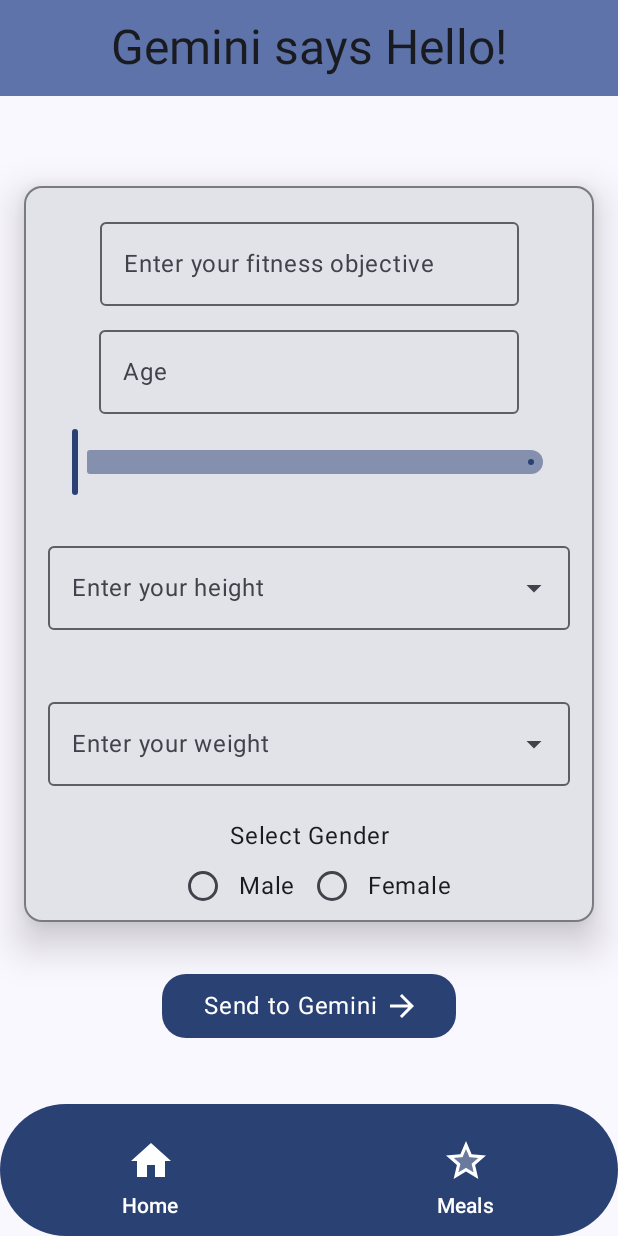
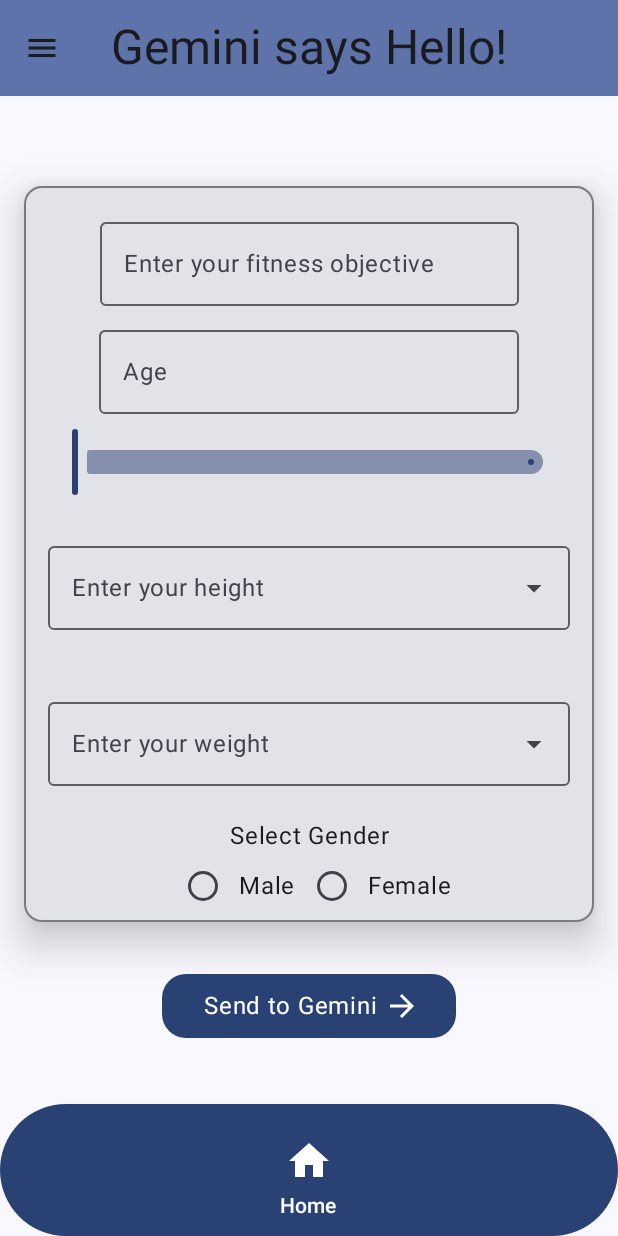
Before and after one commit to teodoradriann/GemiChef, an Android app built with Jetpack Compose: the screen it shows after launch (MainActivity), on a phone screen of 412 x 824 dp. Run offline under Robolectric (Android 15) with nearby library versions, the phone set to English and light mode, and no system bars.

Commit message:
removed the ugly bubbles menu and added a drawer menu to select a day
Signed-off-by: Teodor Adrian Miron <teodormiron75@gmail.com>

```diff
--- a/app/src/main/java/com/example/gemichef/viewmodels/PersonViewModel.kt
+++ b/app/src/main/java/com/example/gemichef/viewmodels/PersonViewModel.kt
@@ -32,6 +32,11 @@ class PersonViewModel : ViewModel() {
         _uiState.value = _uiState.value.copy(fitnessObjective = fitnessObjective)
     }
 
+    fun updateSelectedDay(selectedDay: String) {
+        _uiState.value = _uiState.value.copy(selectedDay = selectedDay)
+    }
+
+
 //    fun showMealsForDay(day: String) : () -> Unit {
 //        return
 //    }
--- a/app/src/main/java/com/example/gemichef/views/MainScreen.kt
+++ b/app/src/main/java/com/example/gemichef/views/MainScreen.kt
@@ -1,5 +1,6 @@
 package com.example.gemichef.views
 
+import android.annotation.SuppressLint
 import androidx.annotation.StringRes
 import androidx.compose.animation.AnimatedContentTransitionScope
 import androidx.compose.animation.core.tween
@@ -8,14 +9,23 @@ import androidx.compose.foundation.layout.Column
 import androidx.compose.foundation.layout.Spacer
 import androidx.compose.foundation.layout.height
 import androidx.compose.foundation.layout.padding
+import androidx.compose.material3.DrawerValue
+import androidx.compose.material3.HorizontalDivider
+import androidx.compose.material3.ModalDrawerSheet
+import androidx.compose.material3.ModalNavigationDrawer
+import androidx.compose.material3.NavigationDrawerItem
 import androidx.compose.material3.Scaffold
+import androidx.compose.material3.Text
+import androidx.compose.material3.rememberDrawerState
 import androidx.compose.runtime.Composable
 import androidx.compose.runtime.collectAsState
 import androidx.compose.runtime.getValue
+import androidx.compose.runtime.rememberCoroutineScope
 import androidx.compose.ui.Alignment
 import androidx.compose.ui.Modifier
 import androidx.compose.ui.tooling.preview.Preview
 import androidx.compose.ui.unit.dp
+import androidx.compose.ui.unit.sp
 import androidx.lifecycle.viewmodel.compose.viewModel
 import androidx.navigation.NavHostController
 import androidx.navigation.compose.NavHost
@@ -23,33 +33,74 @@ import androidx.navigation.compose.composable
 import androidx.navigation.compose.currentBackStackEntryAsState
 import androidx.navigation.compose.rememberNavController
 import com.example.gemichef.R
+import com.example.gemichef.models.days
 import com.example.gemichef.ui.theme.GemiChefTheme
 import com.example.gemichef.viewmodels.PersonViewModel
 import com.example.gemichef.views.ui.elements.BottomBar
 import com.example.gemichef.views.ui.elements.GeminiButton
 import com.example.gemichef.views.ui.elements.TopBar
+import kotlinx.coroutines.launch
 
 enum class Screens(@StringRes val title: Int){
     MainScreen(title = R.string.main_screen),
     LunchPlannerScreen(title = R.string.lunch_planner)
 }
 
+@SuppressLint("CoroutineCreationDuringComposition")
 @Composable
 fun MainScreen(
     personViewModel: PersonViewModel,
     navController: NavHostController = rememberNavController(),
     modifier : Modifier = Modifier
 ) {
+    val drawerState = rememberDrawerState(initialValue = DrawerValue.Closed)
+    val scope = rememberCoroutineScope()
     val navStack = navController.currentBackStackEntryAsState()
     val currentScreen = Screens.valueOf(
         navStack.value?.destination?.route ?: Screens.MainScreen.name
     )
+    val uiState by personViewModel.uiState.collectAsState()
+    ModalNavigationDrawer(
+        drawerContent = {
+            ModalDrawerSheet {
+                Text("Planned Meals", modifier = Modifier.padding(16.dp),
+                    fontSize = 32.sp)
+                HorizontalDivider()
+                days.forEach { item ->
+                    NavigationDrawerItem(
+                        label = { Text(text = item,
+                            fontSize = 24.sp) },
+                        selected = false,
+                        onClick = {
+                            personViewModel.updateSelectedDay(item)
+                            scope.launch {
+                                drawerState.close()
+                            }
+                            navController.navigate(Screens.LunchPlannerScreen.name)
+                        },
+                    )
+                }
+            }
+        },
+        drawerState = drawerState
+    ) {
         Scaffold(
-        topBar = { TopBar(currentScreen)},
+            topBar = { TopBar(
+                currentScreen,
+                onMenuClicked = {
+                    scope.launch {
+                        if (drawerState.isClosed) {
+                            drawerState.open()
+                        } else {
+                            drawerState.close()
+                        }
+                    }
+                }
+            )},
             bottomBar = { BottomBar(navController, modifier) }
         ) { padding ->
 
-        val uiState by personViewModel.uiState.collectAsState()
+
             NavHost(
                 navController = navController,
                 startDestination = Screens.MainScreen.name,
@@ -128,10 +179,9 @@ fun MainScreen(
                 ) {
                     LunchesScreen(
                         uiState.lunchPlan ?: emptyList(),
-                    {
-                        //personViewModel.showMealsForDay(it)
+                        uiState.selectedDay ?: "Monday"
+                    )
                 }
-                )
             }
         }
     }
--- a/app/src/main/java/com/example/gemichef/views/ui/elements/BottomBar.kt
+++ b/app/src/main/java/com/example/gemichef/views/ui/elements/BottomBar.kt
@@ -6,7 +6,6 @@ import androidx.compose.foundation.layout.size
 import androidx.compose.foundation.shape.RoundedCornerShape
 import androidx.compose.material.icons.Icons
 import androidx.compose.material.icons.filled.Home
-import androidx.compose.material.icons.twotone.Star
 import androidx.compose.material3.Icon
 import androidx.compose.material3.MaterialTheme
 import androidx.compose.material3.NavigationBar
@@ -59,30 +58,6 @@ fun BottomBar(
             },
             modifier = modifier.offset(y = 8.dp)
         )
-        NavigationBarItem(
-            icon = {
-                Icon(
-                    imageVector = Icons.TwoTone.Star,
-                    contentDescription = "lunches",
-                    tint = MaterialTheme.colorScheme.onPrimary,
-                    modifier = Modifier.size(32.dp)
-                )
-            },
-            label = {
-                Text(stringResource(R.string.lunches),
-                    style = MaterialTheme.typography.labelLarge,
-                    color = MaterialTheme.colorScheme.onPrimary,
-                    modifier = modifier.offset(y = (-4).dp))
-            },
-            selected = false,
-            onClick = {
-                val currentRoute = navController.currentBackStackEntry?.destination?.route
-                if (currentRoute != Screens.LunchPlannerScreen.name) {
-                    navController.navigate(Screens.LunchPlannerScreen.name)
-                }
-            },
-            modifier = modifier.offset(y = 8.dp)
-        )
     }
 }
 
--- /dev/null
+++ b/app/src/main/java/com/example/gemichef/views/ui/elements/Meal.kt
@@ -0,0 +1 @@
+package com.example.gemichef.views.ui.elements
--- a/app/src/main/java/com/example/gemichef/views/ui/elements/TopBar.kt
+++ b/app/src/main/java/com/example/gemichef/views/ui/elements/TopBar.kt
@@ -1,7 +1,11 @@
 package com.example.gemichef.views.ui.elements
 
+import androidx.compose.material.icons.Icons
+import androidx.compose.material.icons.filled.Menu
 import androidx.compose.material3.CenterAlignedTopAppBar
 import androidx.compose.material3.ExperimentalMaterial3Api
+import androidx.compose.material3.Icon
+import androidx.compose.material3.IconButton
 import androidx.compose.material3.MaterialTheme
 import androidx.compose.material3.Text
 import androidx.compose.material3.TopAppBarDefaults
@@ -14,6 +18,7 @@ import com.example.gemichef.views.Screens
 @Composable
 fun TopBar(
     title: Screens,
+    onMenuClicked: () -> Unit,
     modifier: Modifier = Modifier
 ) {
     CenterAlignedTopAppBar(
@@ -21,9 +26,18 @@ fun TopBar(
             Text(text= stringResource(title.title),
                 style = MaterialTheme.typography.headlineLarge)
         },
+        navigationIcon = {
+            IconButton(onClick = onMenuClicked) {
+                Icon(
+                    imageVector = Icons.Default.Menu,
+                    contentDescription = "Menu Icon"
+                )
+            }
+        },
         modifier = modifier,
         colors = TopAppBarDefaults.centerAlignedTopAppBarColors(
             containerColor = MaterialTheme.colorScheme.primaryContainer
-        )
+        ),
+
     )
 }
```
Also changed, not shown: app/src/main/java/com/example/gemichef/views/LunchesScreen.kt (+4 -17 lines). Lines whose indentation alone changed are shown as unchanged.
